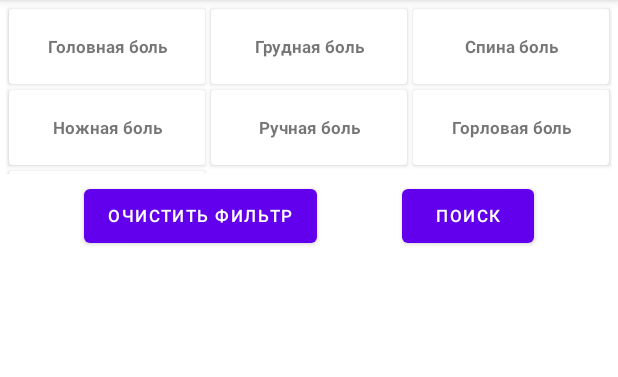
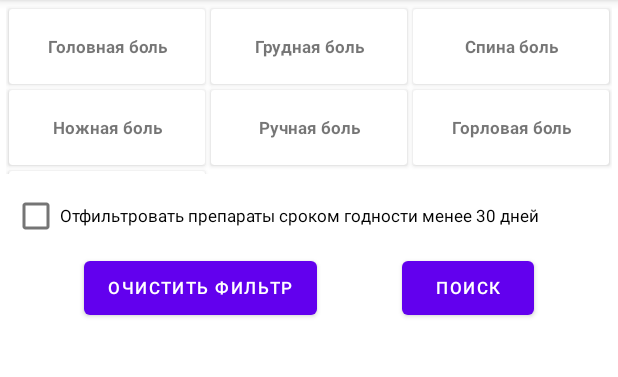
Before and after one commit to Tisbus/Apte4ka, an Android app: the FilterFragment screen opened through its navigation route, on a phone screen of 412 x 824 dp, the part 84-461 px from its top. Run offline under Robolectric (Android 15) with nearby library versions, the phone set to English and light mode, and no system bars; our stand-ins replace Room's generated code, data binding; 1 statement that could not run was skipped.

Commit message:
make filter to end_date

```diff
--- a/app/src/main/res/layout/fragment_filter.xml
+++ b/app/src/main/res/layout/fragment_filter.xml
@@ -43,6 +43,17 @@
                 </androidx.constraintlayout.widget.ConstraintLayout>
             </ScrollView>
 
+            <CheckBox
+                android:id="@+id/cbCountEndDay"
+                android:layout_width="0dp"
+                android:layout_height="wrap_content"
+                android:textSize="11sp"
+                android:layout_marginStart="8dp"
+                android:layout_marginEnd="8dp"
+                android:text="@string/filter_30_day"
+                app:layout_constraintTop_toBottomOf="@+id/svSymptomsFilter"
+                app:layout_constraintEnd_toEndOf="parent"
+                app:layout_constraintStart_toStartOf="parent" />
             <Button
                 android:id="@+id/bClearAll"
                 android:layout_width="wrap_content"
@@ -51,7 +62,7 @@
                 android:textSize="11sp"
                 app:layout_constraintEnd_toStartOf="@+id/bEnterFilter"
                 app:layout_constraintStart_toStartOf="parent"
-                app:layout_constraintTop_toBottomOf="@+id/svSymptomsFilter" />
+                app:layout_constraintTop_toBottomOf="@+id/cbCountEndDay" />
 
             <Button
                 android:id="@+id/bEnterFilter"
@@ -61,7 +72,7 @@
                 android:textSize="11sp"
                 app:layout_constraintEnd_toEndOf="parent"
                 app:layout_constraintStart_toEndOf="@+id/bClearAll"
-                app:layout_constraintTop_toBottomOf="@+id/svSymptomsFilter" />
+                app:layout_constraintTop_toBottomOf="@+id/cbCountEndDay" />
         </androidx.constraintlayout.widget.ConstraintLayout>
 
         <ScrollView
--- a/app/src/main/res/values/strings.xml
+++ b/app/src/main/res/values/strings.xml
@@ -47,4 +47,5 @@
     <string name="detail_description">Детальное описание:</string>
     <string name="search">Поиск</string>
     <string name="clear_filter">Очистить фильтр</string>
+    <string name="filter_30_day">Отфильтровать препараты сроком годности менее 30 дней</string>
 </resources>
```
Also changed, not shown: app/src/main/java/com/example/apte4ka/presentation/fragment/FilterFragment.kt (+29 -5 lines).
